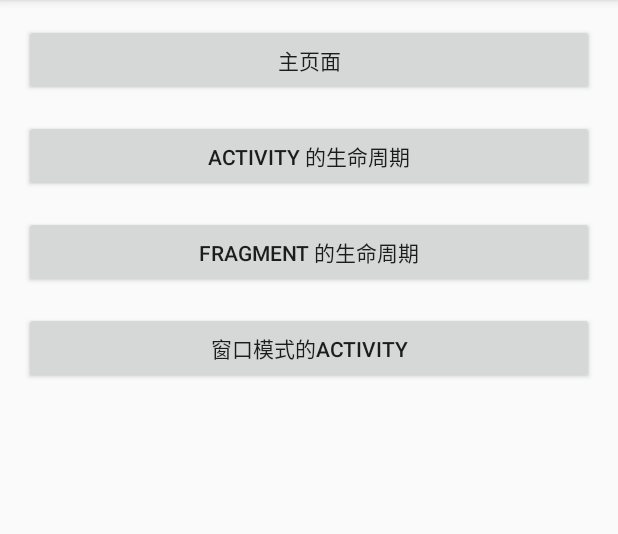
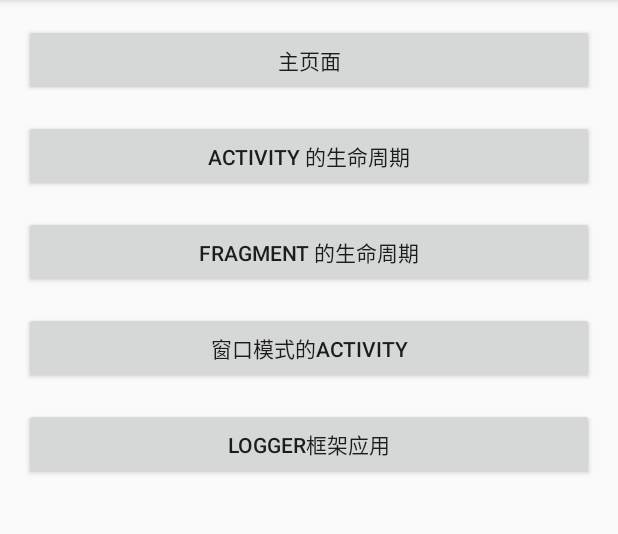
Before and after one commit to Jorelanbo/samples, an Android app: the screen it shows after launch (GuideActivity), on a phone screen of 412 x 824 dp, the part 84-618 px from its top. Run offline under Robolectric (Android 15) with nearby library versions, the phone set to English and light mode, and no system bars.

Commit message:
使用logger框架

```diff
--- a/app/build.gradle
+++ b/app/build.gradle
@@ -29,4 +29,5 @@ dependencies {
     testImplementation 'junit:junit:4.12'
     implementation 'com.squareup.okhttp3:okhttp:3.11.0'
     implementation 'com.android.support:appcompat-v7:28.0.0'
+    implementation 'com.orhanobut:logger:2.2.0'
 }
--- a/app/src/main/AndroidManifest.xml
+++ b/app/src/main/AndroidManifest.xml
@@ -48,6 +48,9 @@
             android:parentActivityName=".GuideActivity"/>
         <activity android:name=".DialogActivity"
             android:theme="@style/Base.Theme.AppCompat.Dialog"></activity>
+        <activity android:name=".LoggerActivity"
+            android:label="@string/logger_framework"
+            android:parentActivityName=".GuideActivity"/>
     </application>
 
 </manifest>
--- a/app/src/main/res/layout/activity_guide.xml
+++ b/app/src/main/res/layout/activity_guide.xml
@@ -36,4 +36,11 @@
         android:text="窗口模式的activity"
         android:onClick="clickDialogActivity"/>
 
+    <Button
+        android:layout_width="match_parent"
+        android:layout_height="wrap_content"
+        android:layout_marginBottom="@dimen/activity_vertical_margin"
+        android:text="Logger框架应用"
+        android:onClick="clickLoggerActivity"/>
+
 </LinearLayout>
--- a/app/src/main/res/values/strings.xml
+++ b/app/src/main/res/values/strings.xml
@@ -4,4 +4,5 @@
     <string name="life_cycle">life cycle</string>
     <string name="fragment_life_cycle">fragment life cycle</string>
     <string name="main_page">main page</string>
+    <string name="logger_framework">logger framework</string>
 </resources>
```
Also changed, not shown: app/src/main/java/com/js/sample/GuideActivity.java (+10 -0 lines), app/src/main/java/com/js/sample/LoggerActivity.java (added, +24 -0 lines), app/src/main/res/layout/activity_logger.xml (added, +8 -0 lines), 1 other file.
